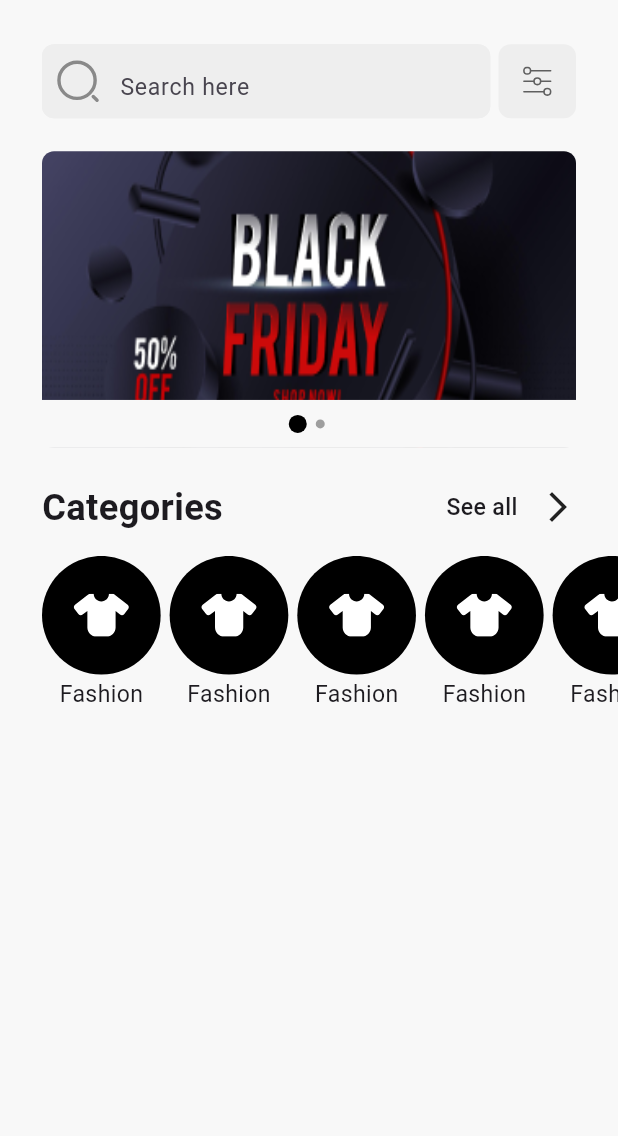
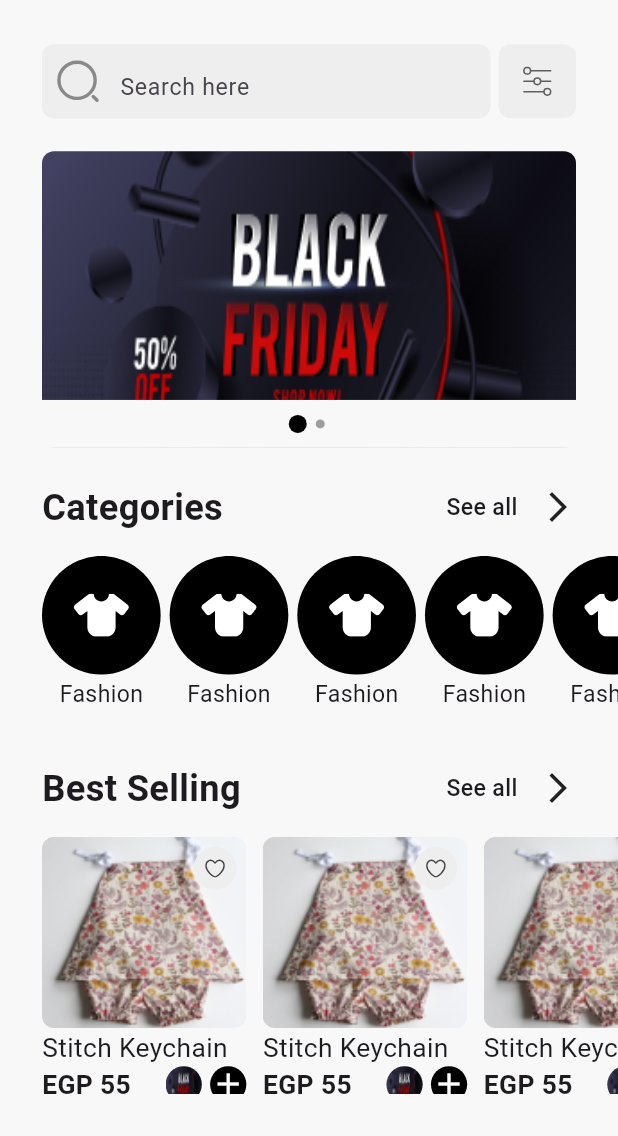
Before and after one commit to cshazem1/test_slash, a Flutter app: the screen it shows after launch, on a phone screen of 412 x 824 dp, the part 100-1236 px from its top. Run offline on Flutter 3.47's test engine with Material 3 defaults, Android fonts, the phone set to English and light mode, and no system bars; our stand-ins replace another_carousel_pro, flutter_screenutil, flutter_svg, font_awesome_flutter, go_router; Roboto replaces fonts that are missing (Urbanist).

Commit message:
added CustomShowProducts ui and ui done

```diff
--- a/lib/core/theming/colors.dart
+++ b/lib/core/theming/colors.dart
@@ -5,4 +5,5 @@ class ColorManager{
 
   static const gray=Color(0xffEEEEEE);
 
+
 }
--- a/lib/core/theming/styles.dart
+++ b/lib/core/theming/styles.dart
@@ -35,4 +35,9 @@ static TextStyle  font16Black700Weight= TextStyle(
     fontSize: 16.dm,fontFamily: kPrimaryFont
 
 );
+static TextStyle  font16Black400Weight= TextStyle(
+    fontWeight: FontWeight.w400,
+    fontSize: 16.dm,fontFamily: kPrimaryFont
+
+);
 }
--- /dev/null
+++ b/lib/features/home/presentation/views/widgets/custom_item_show_product.dart
@@ -0,0 +1,111 @@
+import 'package:flutter/material.dart';
+import 'package:flutter_screenutil/flutter_screenutil.dart';
+import 'package:flutter_svg/svg.dart';
+import 'package:test_slash/core/theming/styles.dart';
+
+import '../../../../../constans.dart';
+import '../../../../../core/theming/colors.dart';
+
+class CustomItemShowProduct extends StatelessWidget {
+  const CustomItemShowProduct({
+    super.key,
+  });
+
+  @override
+  Widget build(BuildContext context) {
+    return Padding(
+      padding:  EdgeInsets.only(right: 10.sp),
+      child: SizedBox(
+        height: 170.sp,
+        width: 124.sp,
+        child: Column(
+          children: [
+            SizedBox(
+              height: 116.sp,
+              child: Stack(
+                children: [
+                  Container(
+                    decoration: const BoxDecoration(
+                        borderRadius: BorderRadius.all(Radius.circular(8)),
+                        image: DecorationImage(
+                            image:
+                                AssetImage("assets/images/best_seller_1.png"),
+                            fit: BoxFit.fill)),
+                  ),
+                  Positioned(
+                    top: 6.sp,
+                    left: 92.sp,
+                    child: Container(
+                      height: 26.sp,
+                      width: 26.sp,
+                      decoration: BoxDecoration(
+                          color: ColorManager.gray,
+                          borderRadius: BorderRadius.circular(500)),
+                      child: Center(
+                          child: SvgPicture.asset(
+                        "assets/svg/icons/heart.svg",
+                        width: 13.27.sp,
+                        height: 11.97.sp,
+                      )),
+                    ),
+                  )
+                ],
+              ),
+            ),
+            Column(
+              crossAxisAlignment: CrossAxisAlignment.start,
+              children: [
+                Text(
+                  "Stitch Keychain",
+                  style: TextStyles.font16Black400Weight,
+                ),
+                Row(
+                  mainAxisAlignment: MainAxisAlignment.spaceBetween,
+                  children: [
+                    Text(
+                      "EGP 55",
+                      style: TextStyles.font16Black700Weight,
+                    ),
+                    Row(
+                      children: [
+                        Container(
+                          height: 22.sp,
+                          width: 22.sp,
+                          decoration: BoxDecoration(
+                            borderRadius: BorderRadius.circular(500),
+                            image: const DecorationImage(
+                                image: AssetImage(
+                                    "assets/images/black_friday.png"),
+                                fit: BoxFit.fill),
+                          ),
+                        ),
+                        SizedBox(
+                          width: 5.sp,
+                        ),
+                        Container(
+                          height: 22.sp,
+                          width: 22.sp,
+                          decoration: BoxDecoration(
+                              borderRadius: BorderRadius.circular(500),
+                              color: Colors.black),
+                          child: SizedBox(
+                            width: (8.46).sp,
+                            height: (8.46).sp,
+                            child: const Icon(
+                              Icons.add,
+                              color: Colors.white,
+                            ),
+                          ),
+                        ),
+                      ],
+                    ),
+                  ],
+                )
+              ],
+            )
+          ],
+        ),
+      ),
+    );
+  }
+}
--- /dev/null
+++ b/lib/features/home/presentation/views/widgets/custom_show_products.dart
@@ -0,0 +1,43 @@
+import 'package:flutter/cupertino.dart';
+import 'package:flutter/material.dart';
+import 'package:flutter_screenutil/flutter_screenutil.dart';
+import 'package:flutter_svg/flutter_svg.dart';
+import 'package:font_awesome_flutter/font_awesome_flutter.dart';
+import 'package:test_slash/constans.dart';
+import 'package:test_slash/core/theming/colors.dart';
+
+import 'custom_item_show_product.dart';
+import 'custom_row_description.dart';
+
+class CustomShowProducts extends StatelessWidget {
+  const CustomShowProducts({
+    required this.textDesc,
+    super.key,
+  });
+  final String textDesc;
+  @override
+  Widget build(BuildContext context) {
+    return Column(
+      crossAxisAlignment: CrossAxisAlignment.start,
+      children: [
+        CustomRowDescription(text: textDesc),
+        const SizedBox(
+          height: 15,
+        ),
+        Padding(
+          padding: const EdgeInsets.only(left: kPadding),
+          child: SizedBox(
+            height: 170.sp,
+            child: ListView.builder(
+              scrollDirection: axisDirectionToAxis(AxisDirection.left),
+              itemCount: 5,
+              itemBuilder: (context, index) {
+                return const CustomItemShowProduct();
+              },
+            ),
+          ),
+        )
+      ],
+    );
+  }
+}
--- a/lib/features/home/presentation/views/widgets/home_view_body.dart
+++ b/lib/features/home/presentation/views/widgets/home_view_body.dart
@@ -4,12 +4,14 @@ import 'package:flutter/material.dart';
 import 'package:flutter_screenutil/flutter_screenutil.dart';
 import 'package:test_slash/constans.dart';
 import 'package:test_slash/features/home/presentation/views/widgets/categories.dart';
+import 'package:test_slash/features/home/presentation/views/widgets/custom_row_description.dart';
 
 import '../../../../../core/theming/colors.dart';
 import '../../../../../core/theming/styles.dart';
 import 'custom_app_bar.dart';
 import 'custom_carousel_image.dart';
 import 'custom_search.dart';
+import 'custom_show_products.dart';
 
 class HomeViewBody extends StatelessWidget {
   const HomeViewBody({
@@ -36,6 +38,18 @@ class HomeViewBody extends StatelessWidget {
               height: 20.spMax,
             ),
             const Categories(textDesc: "Categories",),
+            SizedBox(
+              height: 20.spMax,
+            ),
+            const CustomShowProducts(textDesc: "Best Selling",),
+            SizedBox(
+              height: 20.spMax,
+            ),
+            const CustomShowProducts(textDesc: "New Arrival",),
+            SizedBox(
+              height: 20.spMax,
+            ),
+            const CustomShowProducts(textDesc: "Recommended for you",)
           ],
         ),
       ),
```
Also changed, not shown: assets/svg/icons/heart.svg (added).
